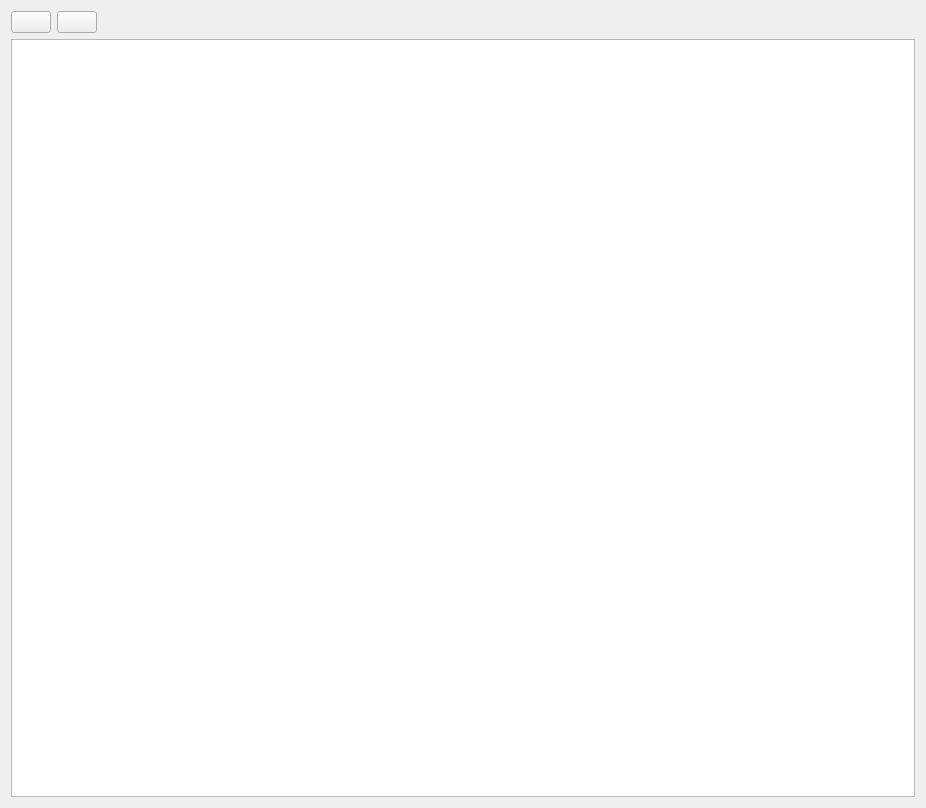
porkmarks/sense, file manager/src/ReportsWidget.ui: the form before one commit.
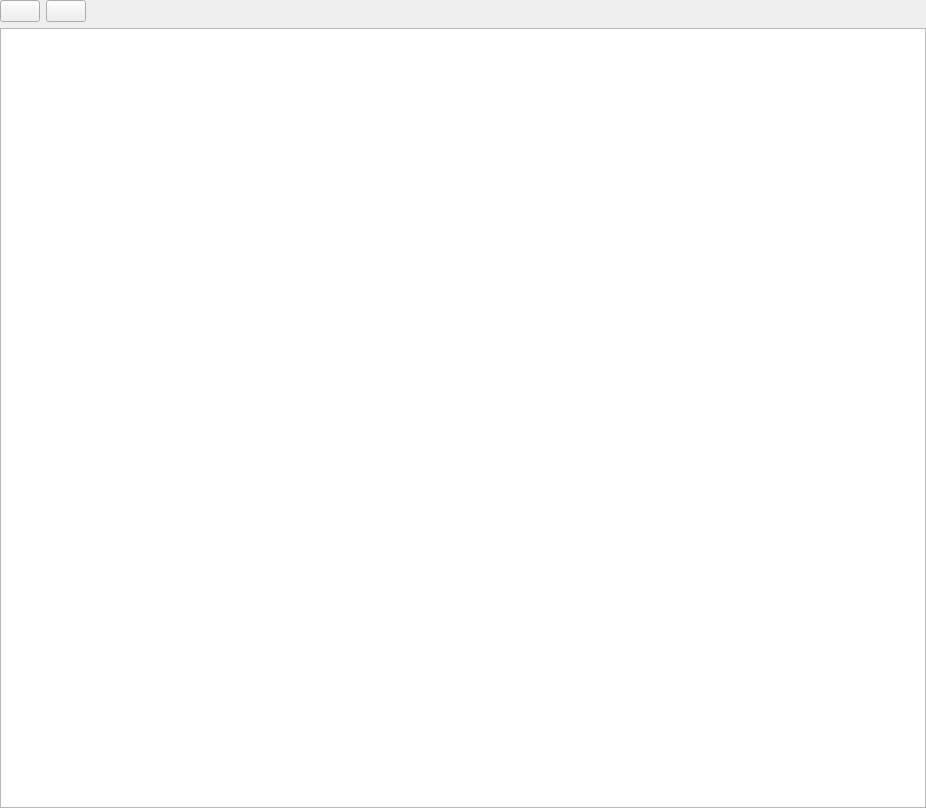
The form after the commit. Icons and pictures are not drawn.

What changed in the file:
```diff
--- a/manager/src/ReportsWidget.ui
+++ b/manager/src/ReportsWidget.ui
@@ -14,6 +14,18 @@
    <string>Form</string>
   </property>
   <layout class="QVBoxLayout" name="verticalLayout">
+   <property name="leftMargin">
+    <number>0</number>
+   </property>
+   <property name="topMargin">
+    <number>0</number>
+   </property>
+   <property name="rightMargin">
+    <number>0</number>
+   </property>
+   <property name="bottomMargin">
+    <number>0</number>
+   </property>
    <item>
     <widget class="QWidget" name="widget_2" native="true">
      <layout class="QHBoxLayout" name="horizontalLayout">
```
